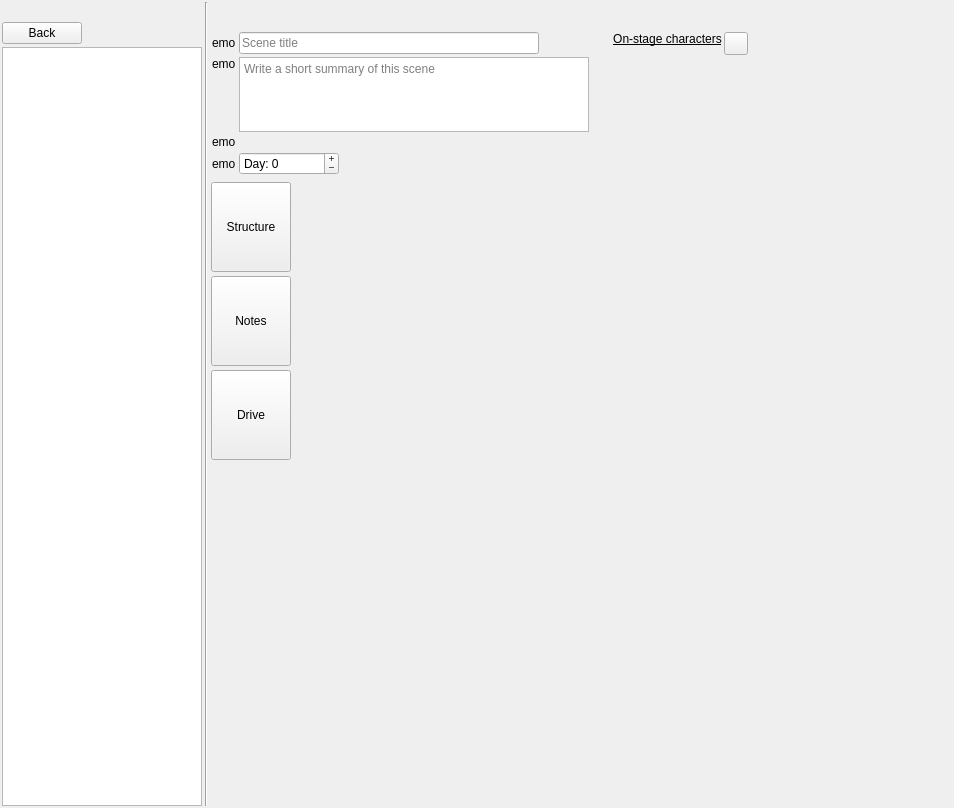
This is ui/scene_editor.ui in zkovari/plotlyst as Qt 5 draws it before an edit. The edited form follows.
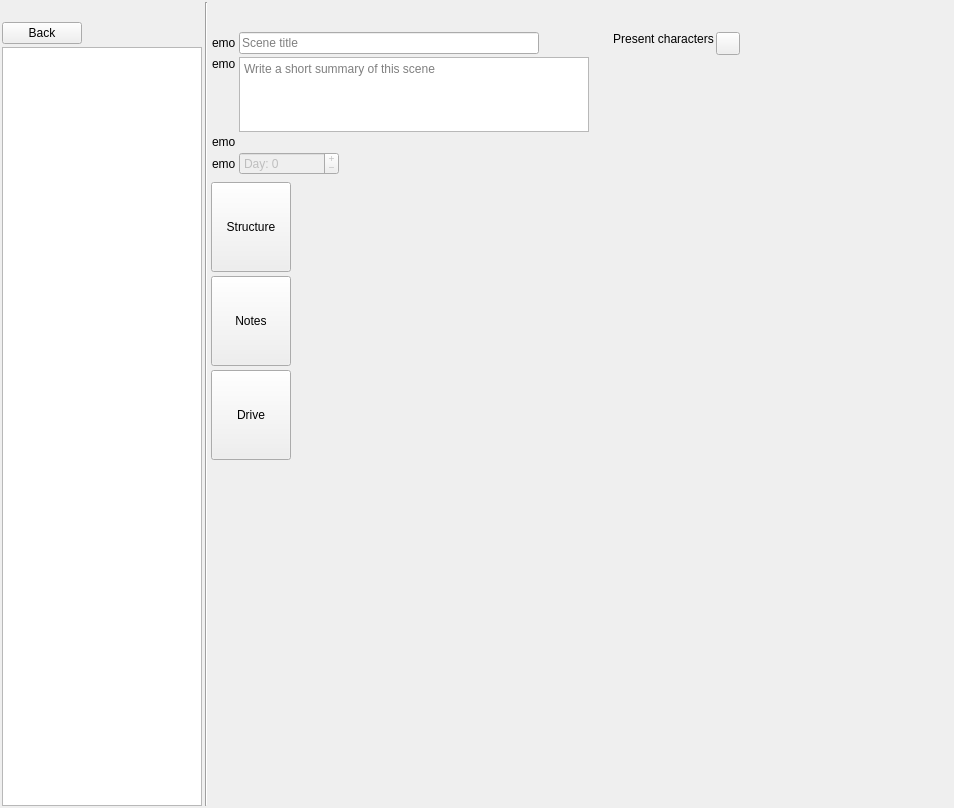
This is the edited form. Custom widgets are drawn as their Qt base class.

Commit message: Active character selector in menu widget triggered by main label

Patch:
```diff
--- a/ui/scene_editor.ui
+++ b/ui/scene_editor.ui
@@ -343,6 +343,9 @@
              </item>
              <item>
               <widget class="QSpinBox" name="sbDay">
+               <property name="enabled">
+                <bool>false</bool>
+               </property>
                <property name="minimumSize">
                 <size>
                  <width>100</width>
@@ -402,16 +405,17 @@
            <layout class="QHBoxLayout" name="horizontalLayout">
             <item alignment="Qt::AlignTop">
              <widget class="QPushButton" name="btnStageCharacterLabel">
-              <property name="font">
-               <font>
-                <underline>true</underline>
-               </font>
+              <property name="cursor">
+               <cursorShape>PointingHandCursor</cursorShape>
+              </property>
+              <property name="toolTip">
+               <string>Select which characters are active in this scene</string>
               </property>
               <property name="styleSheet">
                <string notr="true">border: 0px;</string>
               </property>
               <property name="text">
-               <string>On-stage characters</string>
+               <string>Present characters</string>
               </property>
              </widget>
             </item>
```
Left out of the diff: 6 changed lines with no effect on the pictures. The commit also changes 1 other file.
